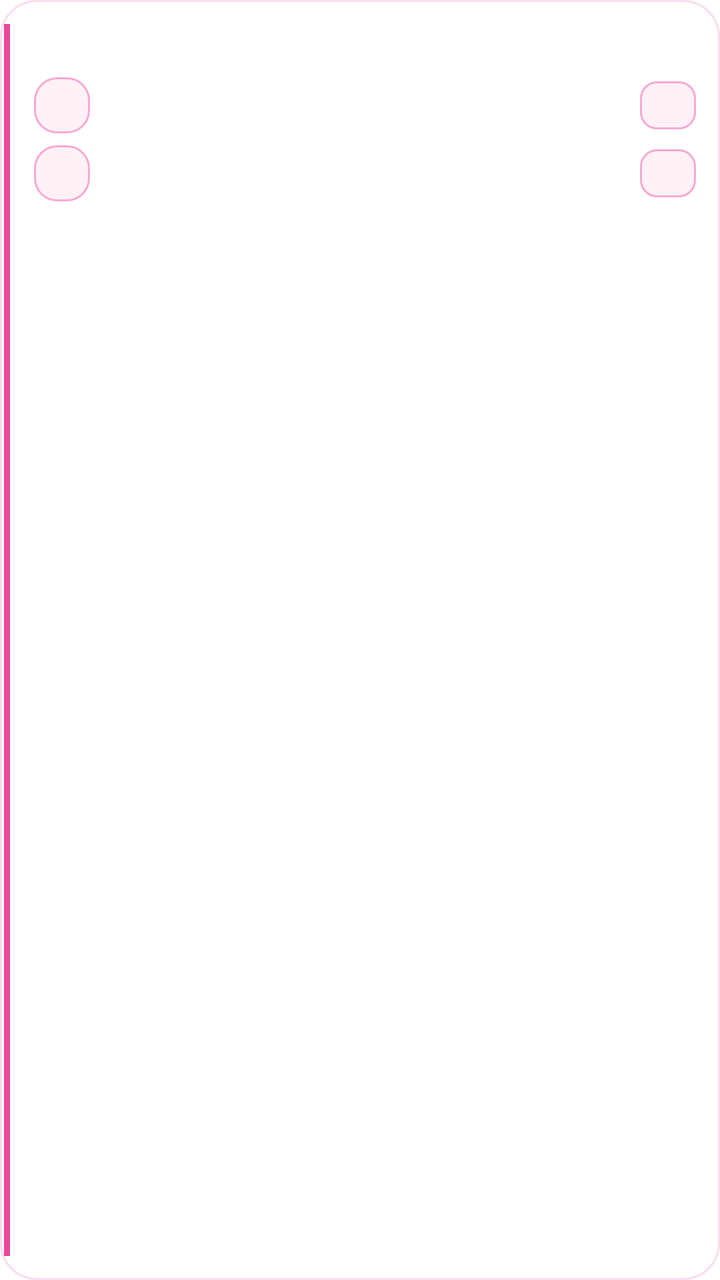
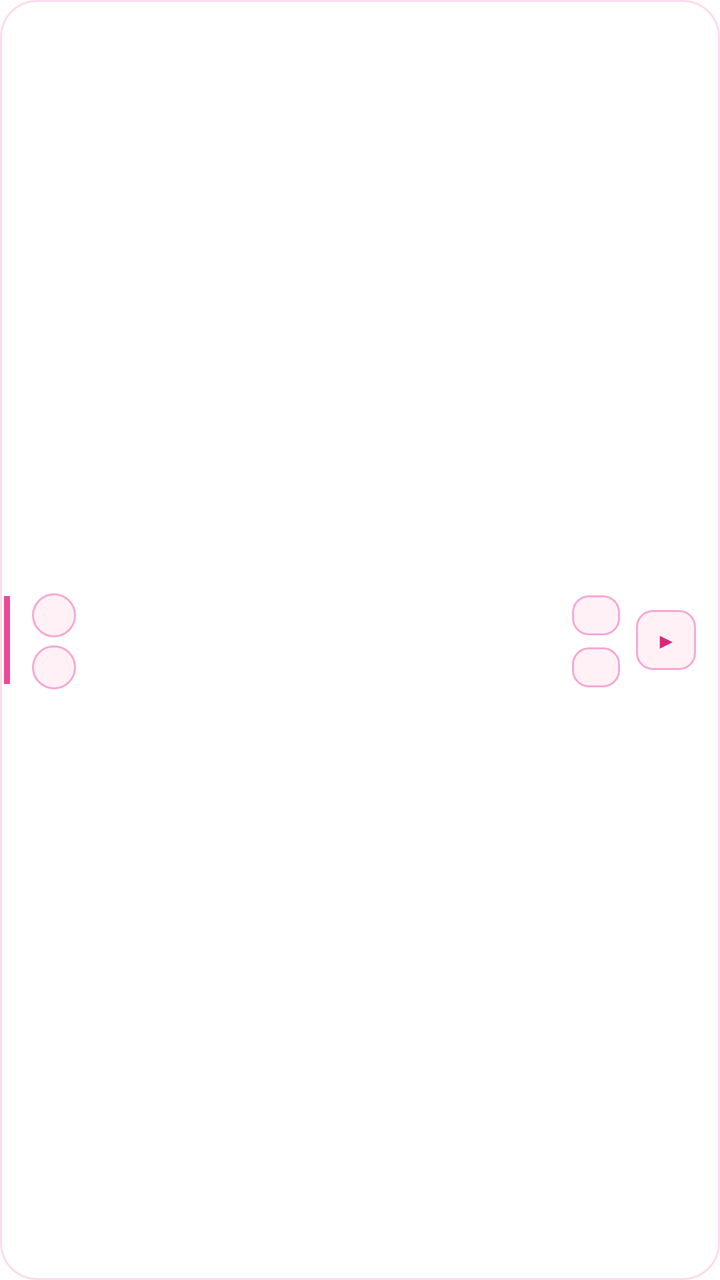

Compare the two renders of this Android layout. The source of the first and the diff that turns it into the second are given below.
<!-- AndroidManifest.xml: application theme Theme.PingTracker -->
<!-- res/layout/item_match.xml -->
<?xml version="1.0" encoding="utf-8"?>
<LinearLayout xmlns:android="http://schemas.android.com/apk/res/android"
    android:layout_width="match_parent"
    android:layout_height="wrap_content"
    android:layout_marginBottom="11dp"
    android:background="@drawable/bg_surface_card"
    android:clickable="true"
    android:elevation="2dp"
    android:focusable="true"
    android:orientation="horizontal">

    
    <View
        android:id="@+id/item_accent_bar"
        android:layout_width="3dp"
        android:layout_height="match_parent"
        android:layout_marginVertical="12dp"
        android:layout_marginStart="2dp"
        android:background="#EC4899" />

    <LinearLayout
        android:layout_width="0dp"
        android:layout_height="wrap_content"
        android:layout_weight="1"
        android:orientation="vertical"
        android:paddingHorizontal="12dp"
        android:paddingVertical="12dp">

        
        <LinearLayout
            android:layout_width="match_parent"
            android:layout_height="wrap_content"
            android:gravity="center_vertical"
            android:orientation="horizontal">

            <TextView
                android:id="@+id/item_comp"
                android:layout_width="0dp"
                android:layout_height="wrap_content"
                android:layout_weight="1"
                android:ellipsize="end"
                android:letterSpacing="0.06"
                android:maxLines="1"
                android:textColor="#9D4E75"
                android:textSize="10sp"
                android:textStyle="bold" />

            <TextView
                android:id="@+id/item_countdown"
                android:layout_width="wrap_content"
                android:layout_height="wrap_content"
                android:layout_marginStart="8dp"
                android:fontFamily="monospace"
                android:maxLines="1"
                android:paddingHorizontal="6dp"
                android:paddingVertical="2dp"
                android:textColor="#DB2777"
                android:textSize="10sp"
                android:textStyle="bold" />
        </LinearLayout>

        
        <LinearLayout
            android:layout_width="match_parent"
            android:layout_height="wrap_content"
            android:layout_marginTop="9dp"
            android:gravity="center_vertical"
            android:orientation="horizontal">

            <TextView
                android:id="@+id/item_crest_home"
                android:layout_width="28dp"
                android:layout_height="28dp"
                android:layout_marginEnd="10dp"
                android:background="@drawable/bg_crest_neutral"
                android:gravity="center"
                android:textColor="#9D174D"
                android:textSize="10sp"
                android:textStyle="bold" />

            <TextView
                android:id="@+id/item_home"
                android:layout_width="0dp"
                android:layout_height="wrap_content"
                android:layout_weight="1"
                android:ellipsize="end"
                android:maxLines="1"
                android:textColor="#1E1118"
                android:textSize="14sp"
                android:textStyle="bold" />

            <TextView
                android:id="@+id/item_score_home"
                android:layout_width="28dp"
                android:layout_height="24dp"
                android:layout_marginStart="8dp"
                android:background="@drawable/bg_score_box"
                android:fontFamily="monospace"
                android:gravity="center"
                android:textColor="#1E1118"
                android:textSize="13sp"
                android:textStyle="bold" />
        </LinearLayout>

        
        <LinearLayout
            android:layout_width="match_parent"
            android:layout_height="wrap_content"
            android:layout_marginTop="6dp"
            android:gravity="center_vertical"
            android:orientation="horizontal">

            <TextView
                android:id="@+id/item_crest_away"
                android:layout_width="28dp"
                android:layout_height="28dp"
                android:layout_marginEnd="10dp"
                android:background="@drawable/bg_crest_neutral"
                android:gravity="center"
                android:textColor="#9D174D"
                android:textSize="10sp"
                android:textStyle="bold" />

            <TextView
                android:id="@+id/item_away"
                android:layout_width="0dp"
                android:layout_height="wrap_content"
                android:layout_weight="1"
                android:ellipsize="end"
                android:maxLines="1"
                android:textColor="#4A303E"
                android:textSize="14sp" />

            <TextView
                android:id="@+id/item_score_away"
                android:layout_width="28dp"
                android:layout_height="24dp"
                android:layout_marginStart="8dp"
                android:background="@drawable/bg_score_box"
                android:fontFamily="monospace"
                android:gravity="center"
                android:textColor="#4A303E"
                android:textSize="13sp"
                android:textStyle="bold" />
        </LinearLayout>

        
        <LinearLayout
            android:layout_width="match_parent"
            android:layout_height="wrap_content"
            android:layout_marginTop="9dp"
            android:gravity="center_vertical"
            android:orientation="horizontal">

            <TextView
                android:id="@+id/item_meta"
                android:layout_width="0dp"
                android:layout_height="wrap_content"
                android:layout_weight="1"
                android:ellipsize="end"
                android:maxLines="1"
                android:textColor="#8A6B7B"
                android:textSize="11sp" />

            <TextView
                android:id="@+id/item_vpn_badge"
                android:layout_width="wrap_content"
                android:layout_height="wrap_content"
                android:layout_marginStart="8dp"
                android:background="@drawable/bg_vpn_pill"
                android:maxLines="1"
                android:paddingHorizontal="6dp"
                android:paddingVertical="2dp"
                android:text="VPN"
                android:textColor="#B45309"
                android:textSize="9sp"
                android:textStyle="bold"
                android:visibility="gone" />
        </LinearLayout>
    </LinearLayout>
</LinearLayout>
<!-- resources referenced by this layout -->
<resources>
  <!-- drawable bg_crest_neutral (drawable) -->
  <?xml version="1.0" encoding="utf-8"?>
  <shape xmlns:android="http://schemas.android.com/apk/res/android"
      android:shape="rectangle">
      <solid android:color="#FFF1F6" />
      <corners android:radius="11dp" />
      <stroke
          android:width="1dp"
          android:color="#F9A8D4" />
  </shape>
  <!-- drawable bg_score_box (drawable) -->
  <?xml version="1.0" encoding="utf-8"?>
  <shape xmlns:android="http://schemas.android.com/apk/res/android"
      android:shape="rectangle">
      <solid android:color="#FFF1F6" />
      <corners android:radius="8dp" />
      <stroke
          android:width="1dp"
          android:color="#F9A8D4" />
  </shape>
  <!-- drawable bg_surface_card (drawable) -->
  <?xml version="1.0" encoding="utf-8"?>
  <shape xmlns:android="http://schemas.android.com/apk/res/android"
      android:shape="rectangle">
      <solid android:color="#EBFFFFFF" />
      <corners android:radius="18dp" />
      <stroke
          android:width="1dp"
          android:color="#40F472B6" />
  </shape>
  <!-- drawable bg_vpn_pill (drawable) -->
  <?xml version="1.0" encoding="utf-8"?>
  <shape xmlns:android="http://schemas.android.com/apk/res/android"
      android:shape="rectangle">
      <solid android:color="#FEF3C7" />
      <corners android:radius="8dp" />
      <stroke
          android:width="1dp"
          android:color="#F59E0B" />
  </shape>
  <style name="Theme.PingTracker" parent="android:Theme.Material.Light.NoActionBar">
          <item name="android:windowBackground">@color/bg_light_start</item>
          <item name="android:statusBarColor">@android:color/transparent</item>
          <item name="android:navigationBarColor">@android:color/transparent</item>
      </style>
  <color name="bg_light_start">#FFFFFF</color>
</resources>

<!-- the commit's change to res/layout/item_match.xml (unified diff, before → after) -->
@@ -2,29 +2,32 @@
 <LinearLayout xmlns:android="http://schemas.android.com/apk/res/android"
     android:layout_width="match_parent"
     android:layout_height="wrap_content"
-    android:layout_marginBottom="11dp"
+    android:layout_marginBottom="8dp"
     android:background="@drawable/bg_surface_card"
     android:clickable="true"
     android:elevation="2dp"
     android:focusable="true"
-    android:orientation="horizontal">
+    android:gravity="center_vertical"
+    android:orientation="horizontal"
+    android:paddingVertical="10dp"
+    android:paddingEnd="12dp">
 
     
     <View
         android:id="@+id/item_accent_bar"
         android:layout_width="3dp"
-        android:layout_height="match_parent"
-        android:layout_marginVertical="12dp"
+        android:layout_height="44dp"
         android:layout_marginStart="2dp"
         android:background="#EC4899" />
 
+    
     <LinearLayout
         android:layout_width="0dp"
         android:layout_height="wrap_content"
         android:layout_weight="1"
         android:orientation="vertical"
-        android:paddingHorizontal="12dp"
-        android:paddingVertical="12dp">
+        android:paddingStart="11dp"
+        android:paddingEnd="8dp">
 
         
         <LinearLayout
@@ -39,66 +42,38 @@
                 android:layout_height="wrap_content"
                 android:layout_weight="1"
                 android:ellipsize="end"
-                android:letterSpacing="0.06"
+                android:letterSpacing="0.04"
                 android:maxLines="1"
                 android:textColor="#9D4E75"
-                android:textSize="10sp"
+                android:textSize="9.5sp"
                 android:textStyle="bold" />
+
+            <TextView
+                android:id="@+id/item_vpn_badge"
+                android:layout_width="wrap_content"
+                android:layout_height="wrap_content"
+                android:layout_marginStart="6dp"
+                android:background="@drawable/bg_vpn_pill"
+                android:maxLines="1"
+                android:paddingHorizontal="5dp"
+                android:paddingVertical="1dp"
+                android:text="VPN"
+                android:textColor="#B45309"
+                android:textSize="8.5sp"
+                android:textStyle="bold"
+                android:visibility="gone" />
 
             <TextView
                 android:id="@+id/item_countdown"
                 android:layout_width="wrap_content"
                 android:layout_height="wrap_content"
-                android:layout_marginStart="8dp"
+                android:layout_marginStart="6dp"
                 android:fontFamily="monospace"
                 android:maxLines="1"
-                android:paddingHorizontal="6dp"
-                android:paddingVertical="2dp"
+                android:paddingHorizontal="5dp"
+                android:paddingVertical="1dp"
                 android:textColor="#DB2777"
-                android:textSize="10sp"
-                android:textStyle="bold" />
-        </LinearLayout>
-
-        
-        <LinearLayout
-            android:layout_width="match_parent"
-            android:layout_height="wrap_content"
-            android:layout_marginTop="9dp"
-            android:gravity="center_vertical"
-            android:orientation="horizontal">
-
-            <TextView
-                android:id="@+id/item_crest_home"
-                android:layout_width="28dp"
-                android:layout_height="28dp"
-                android:layout_marginEnd="10dp"
-                android:background="@drawable/bg_crest_neutral"
-                android:gravity="center"
-                android:textColor="#9D174D"
-                android:textSize="10sp"
-                android:textStyle="bold" />
-
-            <TextView
-                android:id="@+id/item_home"
-                android:layout_width="0dp"
-                android:layout_height="wrap_content"
-                android:layout_weight="1"
-                android:ellipsize="end"
-                android:maxLines="1"
-                android:textColor="#1E1118"
-                android:textSize="14sp"
-                android:textStyle="bold" />
-
-            <TextView
-                android:id="@+id/item_score_home"
-                android:layout_width="28dp"
-                android:layout_height="24dp"
-                android:layout_marginStart="8dp"
-                android:background="@drawable/bg_score_box"
-                android:fontFamily="monospace"
-                android:gravity="center"
-                android:textColor="#1E1118"
-                android:textSize="13sp"
+                android:textSize="9.5sp"
                 android:textStyle="bold" />
         </LinearLayout>
 
@@ -111,14 +86,57 @@
             android:orientation="horizontal">
 
             <TextView
-                android:id="@+id/item_crest_away"
-                android:layout_width="28dp"
-                android:layout_height="28dp"
-                android:layout_marginEnd="10dp"
+                android:id="@+id/item_crest_home"
+                android:layout_width="22dp"
+                android:layout_height="22dp"
+                android:layout_marginEnd="8dp"
                 android:background="@drawable/bg_crest_neutral"
                 android:gravity="center"
                 android:textColor="#9D174D"
-                android:textSize="10sp"
+                android:textSize="9sp"
+                android:textStyle="bold" />
+
+            <TextView
+                android:id="@+id/item_home"
+                android:layout_width="0dp"
+                android:layout_height="wrap_content"
+                android:layout_weight="1"
+                android:ellipsize="end"
+                android:maxLines="1"
+                android:textColor="#1E1118"
+                android:textSize="13.5sp"
+                android:textStyle="bold" />
+
+            <TextView
+                android:id="@+id/item_score_home"
+                android:layout_width="24dp"
+                android:layout_height="20dp"
+                android:layout_marginStart="6dp"
+                android:background="@drawable/bg_score_box"
+                android:fontFamily="monospace"
+                android:gravity="center"
+                android:textColor="#1E1118"
+                android:textSize="12sp"
+                android:textStyle="bold" />
+        </LinearLayout>
+
+        
+        <LinearLayout
+            android:layout_width="match_parent"
+            android:layout_height="wrap_content"
+            android:layout_marginTop="4dp"
+            android:gravity="center_vertical"
+            android:orientation="horizontal">
+
+            <TextView
+                android:id="@+id/item_crest_away"
+                android:layout_width="22dp"
+                android:layout_height="22dp"
+                android:layout_marginEnd="8dp"
+                android:background="@drawable/bg_crest_neutral"
+                android:gravity="center"
+                android:textColor="#9D174D"
+                android:textSize="9sp"
                 android:textStyle="bold" />
 
             <TextView
@@ -129,53 +147,40 @@
                 android:ellipsize="end"
                 android:maxLines="1"
                 android:textColor="#4A303E"
-                android:textSize="14sp" />
+                android:textSize="13.5sp" />
 
             <TextView
                 android:id="@+id/item_score_away"
-                android:layout_width="28dp"
-                android:layout_height="24dp"
-                android:layout_marginStart="8dp"
+                android:layout_width="24dp"
+                android:layout_height="20dp"
+                android:layout_marginStart="6dp"
                 android:background="@drawable/bg_score_box"
                 android:fontFamily="monospace"
                 android:gravity="center"
                 android:textColor="#4A303E"
-                android:textSize="13sp"
+                android:textSize="12sp"
                 android:textStyle="bold" />
         </LinearLayout>
 
         
-        <LinearLayout
+        <TextView
+            android:id="@+id/item_meta"
             android:layout_width="match_parent"
             android:layout_height="wrap_content"
-            android:layout_marginTop="9dp"
-            android:gravity="center_vertical"
-            android:orientation="horizontal">
+            android:layout_marginTop="5dp"
+            android:ellipsize="end"
+            android:maxLines="1"
+            android:textColor="#8A6B7B"
+            android:textSize="10.5sp" />
+    </LinearLayout>
 
-            <TextView
-                android:id="@+id/item_meta"
-                android:layout_width="0dp"
-                android:layout_height="wrap_content"
-                android:layout_weight="1"
-                android:ellipsize="end"
-                android:maxLines="1"
-                android:textColor="#8A6B7B"
-                android:textSize="11sp" />
-
-            <TextView
-                android:id="@+id/item_vpn_badge"
-                android:layout_width="wrap_content"
-                android:layout_height="wrap_content"
-                android:layout_marginStart="8dp"
-                android:background="@drawable/bg_vpn_pill"
-                android:maxLines="1"
-                android:paddingHorizontal="6dp"
-                android:paddingVertical="2dp"
-                android:text="VPN"
-                android:textColor="#B45309"
-                android:textSize="9sp"
-                android:textStyle="bold"
-                android:visibility="gone" />
-        </LinearLayout>
-    </LinearLayout>
+    
+    <TextView
+        android:layout_width="30dp"
+        android:layout_height="30dp"
+        android:background="@drawable/bg_score_box"
+        android:gravity="center"
+        android:text="▶"
+        android:textColor="#DB2777"
+        android:textSize="11sp" />
 </LinearLayout>
